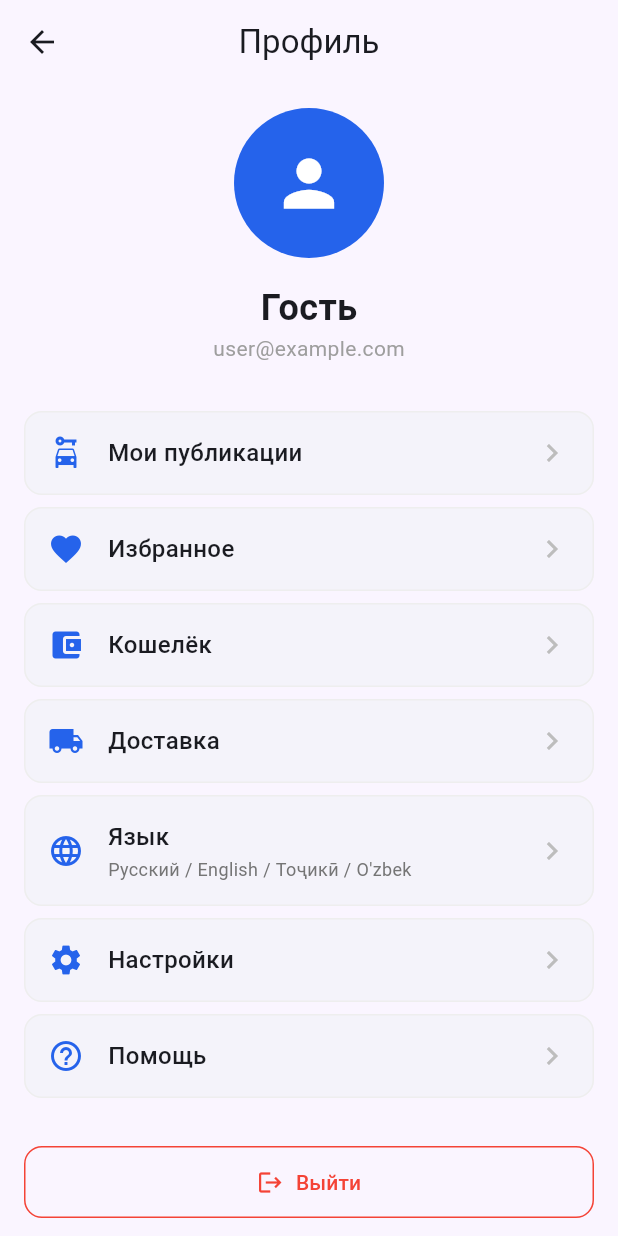
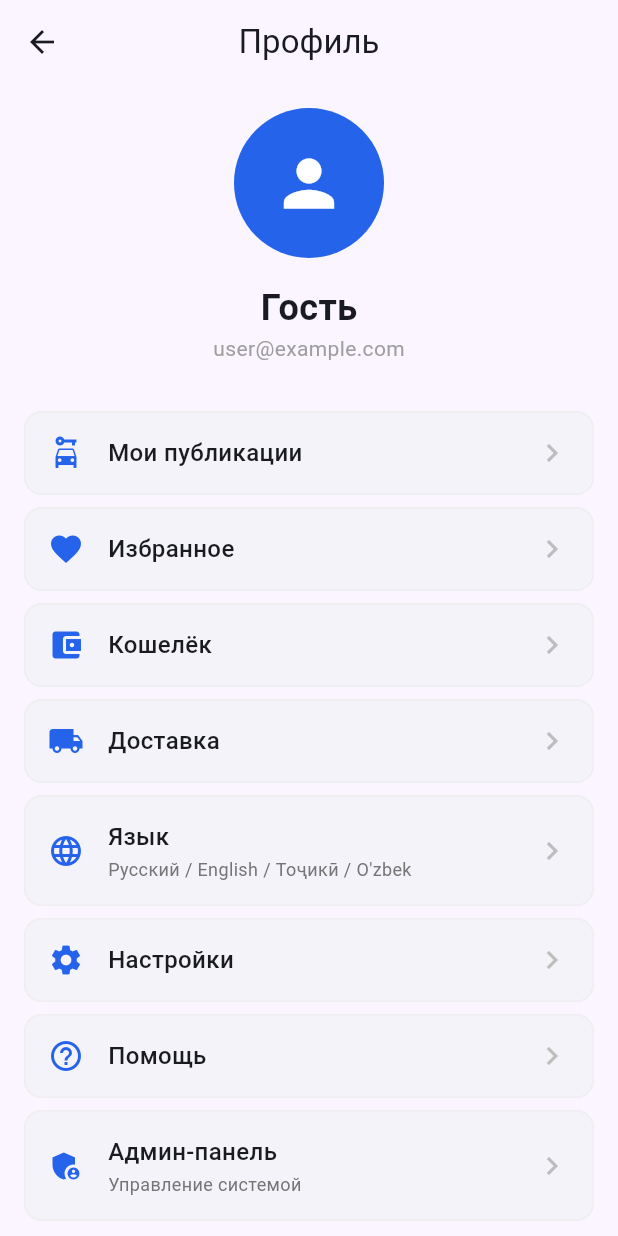
Before and after one commit to Galander2/automarketglobal, a Flutter app: the ProfileScreen screen opened by its route, on a phone screen of 412 x 824 dp. Run offline on Flutter 3.47's test engine with Material 3 defaults, Android fonts, the phone set to English and light mode, and no system bars; our stand-ins replace cloud_firestore, firebase_auth, firebase_core, image_picker, shared_preferences; accounts and stored records are empty; network calls fail.

Commit message:
fix: добавить кнопку Админ-панель в ProfileScreen с маршрутом AppRoutes.admin
- Добавлен новый пункт меню _ProfileMenuItem с иконкой admin_panel_settings
- Кнопка открывает AdminDashboardScreen через Navigator.pushNamed(context, AppRoutes.admin)
- Маршрут AppRoutes.admin уже существует в app_routes.dart и настроен в app_router.dart
- Исправлена проблема с отсутствием кнопки для перехода в админ-панель из профиля

```diff
--- a/lib/screens/profile_screen.dart
+++ b/lib/screens/profile_screen.dart
@@ -104,6 +104,14 @@ class ProfileScreen extends StatelessWidget {
               );
             },
           ),
+          _ProfileMenuItem(
+            icon: Icons.admin_panel_settings,
+            title: 'Админ-панель',
+            subtitle: 'Управление системой',
+            onTap: () {
+              Navigator.pushNamed(context, AppRoutes.admin);
+            },
+          ),
           const SizedBox(height: 24),
 
           OutlinedButton.icon(
```
